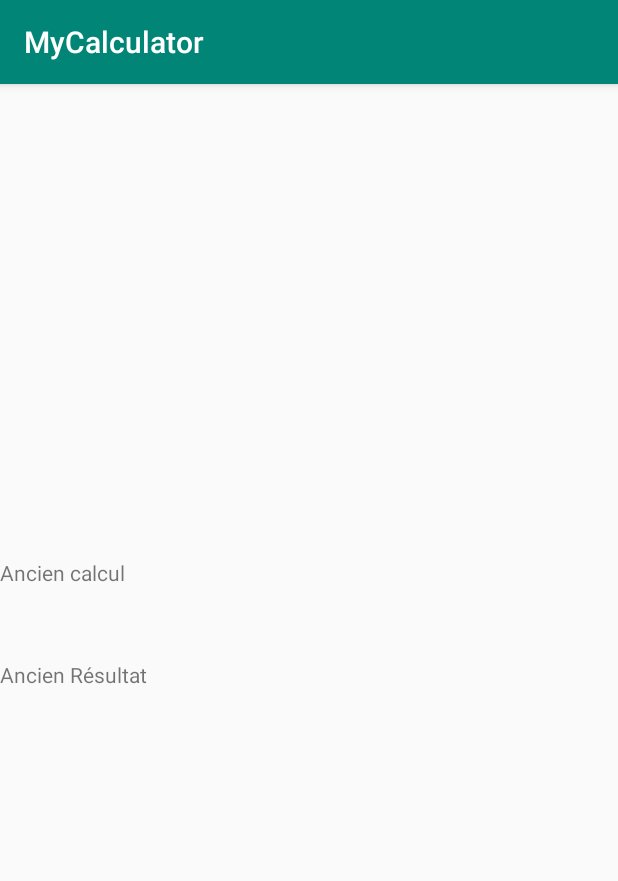
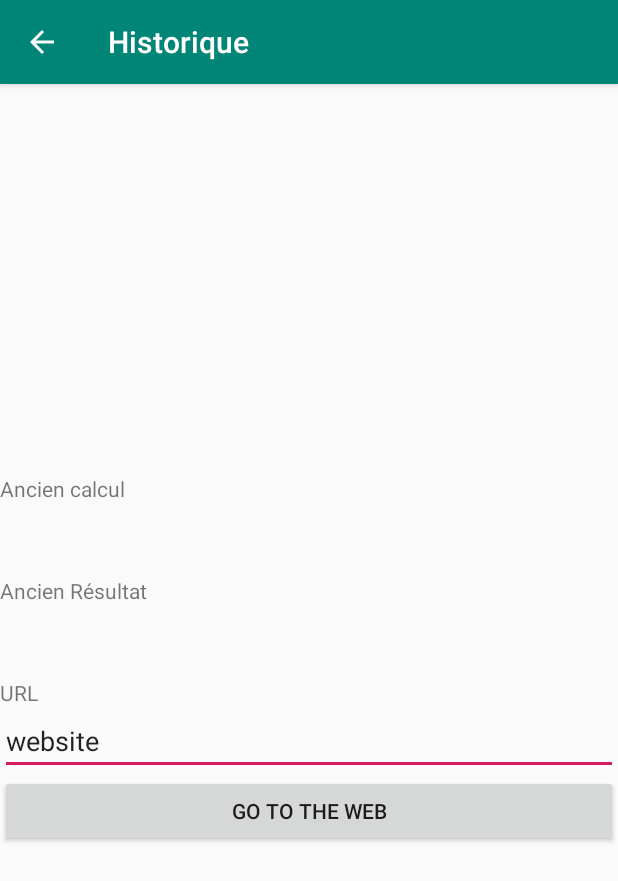
Before and after one commit to LogNeperien/MyCalculator, an Android app: the Historique screen opened directly, with no data from a screen before it, on a phone screen of 412 x 824 dp. Shown: the top 881 px of the screen. Run offline under Robolectric (Android 15) with nearby library versions, the phone set to English and light mode, and no system bars.

```diff
--- a/app/src/main/java/com/edu/ck/mycalculator/Historique.java
+++ b/app/src/main/java/com/edu/ck/mycalculator/Historique.java
@@ -4,29 +4,61 @@ import androidx.appcompat.app.AppCompatActivity;
 
 import android.content.Intent;
 import android.os.Bundle;
+import android.view.View;
+import android.widget.EditText;
 import android.widget.TextView;
+
+import static com.edu.ck.mycalculator.R.id.ancienResultat;
 
 public class Historique extends AppCompatActivity {
 
     private TextView ancienCalcul;
     private TextView ancienResult;
+    private String nomURL = "";
+    private EditText text;
 
     @Override
     protected void onCreate(Bundle savedInstanceState) {
         super.onCreate(savedInstanceState);
         setContentView(R.layout.activity_historique);
 
+        System.out.println("1");
+
+        ancienCalcul = (TextView) findViewById(R.id.ancienCalcul);
+        ancienResult = (TextView) findViewById(ancienResultat);
+        text = (EditText) findViewById(R.id.editText);
+
+        System.out.println("1bis");
+
+
         Intent intent = getIntent();
+
+        System.out.println("2");
 
         String calcul = intent.getStringExtra("calcul");
         String resultat = intent.getStringExtra("resultat");
 
-        ancienCalcul = (TextView) findViewById(R.id.ancienCalcul);
-        ancienResult = (TextView) findViewById(R.id.ancienResultat);
+        System.out.println("3");
+
 
         ancienCalcul.setText(calcul);
         ancienResult.setText(resultat);
 
+        System.out.println("4");
 
     }
+
+    public void myClickHandler (View view)
+    {
+        switch (view.getId()) {
+            case R.id.buttonWeb:
+                if (text.getText().length() > 0) {
+                    nomURL = text.getText().toString();
+                    Intent intent2 = new Intent(this, WebActivity.class);
+                    intent2.putExtra("URL", nomURL);
+                    startActivity(intent2);
+                }
+                break;
+        }
+    }
 }
--- a/app/src/main/java/com/edu/ck/mycalculator/MainActivity.java
+++ b/app/src/main/java/com/edu/ck/mycalculator/MainActivity.java
@@ -203,10 +203,11 @@ public class MainActivity extends AppCompatActivity {
                 dos.flush();
 
 
+
+                //on récupère la donnée
+                setResultatFinal(dis.readDouble());
                 oldResultat = getResultatFinal();
                 oldCalcul = getCalculFinal();
-                //on récupère la donnée
-                setResultatFinal(dis.readDouble());
 
                 //on ferme les streams
                 dis.close();
--- a/app/src/main/res/layout/activity_historique.xml
+++ b/app/src/main/res/layout/activity_historique.xml
@@ -45,6 +45,33 @@
             android:layout_weight="3"
             android:text="TextView"
             android:textSize="36sp" />
+
+        <TextView
+            android:id="@+id/textView"
+            android:layout_width="match_parent"
+            android:layout_height="match_parent"
+            android:layout_weight="1"
+            android:text="@string/URL" />
+
+        <EditText
+            android:id="@+id/editText"
+            android:layout_width="match_parent"
+            android:layout_height="wrap_content"
+            android:layout_weight="1"
+            android:ems="10"
+            android:inputType="textPersonName"
+            android:text="@string/URLtoPut" />
+
+        <Button
+            android:id="@+id/buttonWeb"
+            android:layout_width="match_parent"
+            android:layout_height="wrap_content"
+            android:layout_weight="1"
+            android:onClick="myClickHandler"
+            android:text="@string/buttonWeb" />
+
+
     </LinearLayout>
 
+
 </androidx.constraintlayout.widget.ConstraintLayout>
--- a/app/src/main/res/values/strings.xml
+++ b/app/src/main/res/values/strings.xml
@@ -6,4 +6,8 @@
     <string name="oldCalcul">Ancien calcul</string>
     <string name="OldResultat">Ancien Résultat</string>
     <string name="historique">Historique</string>
+    <string name="URL">URL</string>
+    <string name="URLtoPut">website</string>
+    <string name="buttonWeb">Go to the web</string>
+    <string name="web">Web Activity</string>
 </resources>
```
Also changed, not shown: app/src/main/AndroidManifest.xml (+8 -1 lines), app/src/main/java/com/edu/ck/mycalculator/WebActivity.java (added, +24 -0 lines), app/src/main/res/layout/activity_web.xml (added, +15 -0 lines).
